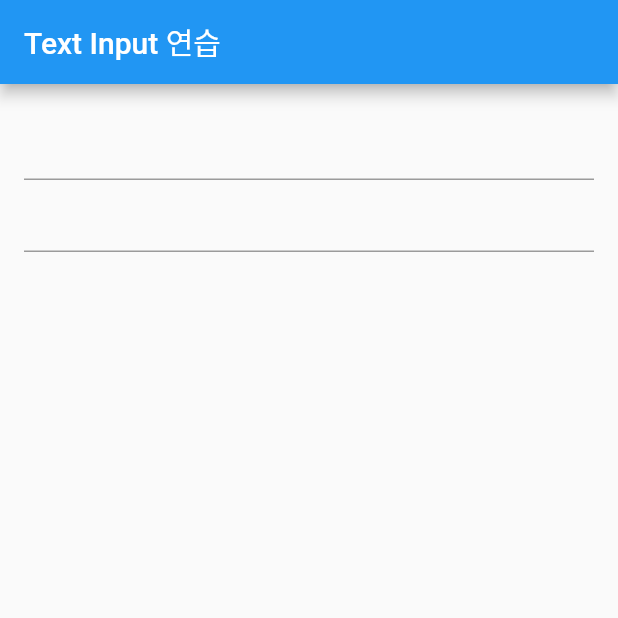
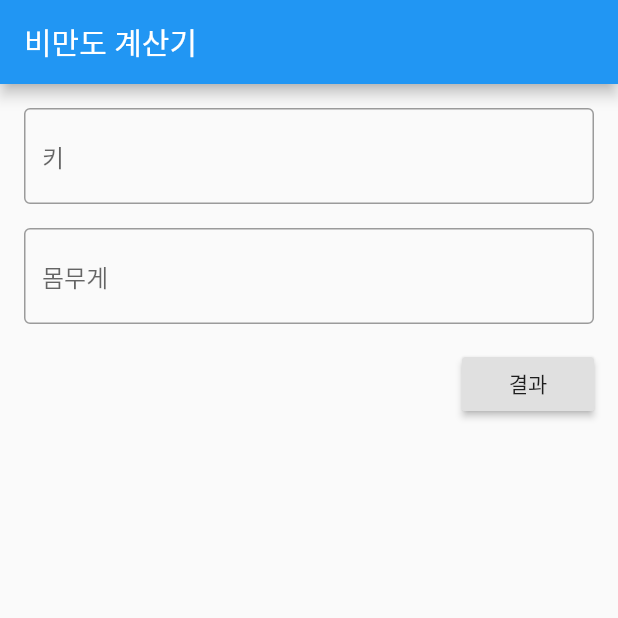
Before and after one commit to teddyhong182/superbox-example-flutter, a Flutter app: the screen it shows after launch, on a phone screen of 412 x 824 dp, the top half of it. Run offline on Flutter 3.47's test engine with Material 2 defaults, Android fonts, the phone set to English and light mode, and no system bars.

Commit message:
비만도 계산기 예제 - 입력 화면 작성

```diff
--- a/ex1/lib/main.dart
+++ b/ex1/lib/main.dart
@@ -10,69 +10,83 @@ class MyApp extends StatelessWidget {
   // This widget is the root of your application.
   @override
   Widget build(BuildContext context) {
-    return const MaterialApp(
-      title: 'Retrieve Text Input',
-      home: MyCustomForm(),
+    return MaterialApp(
+      title: '비만도 계산기',
+      theme: ThemeData(
+        primarySwatch: Colors.blue,
+      ),
+      home: BmiMain(),
     );
   }
 }
 
-class MyCustomForm extends StatefulWidget {
-  const MyCustomForm({Key? key}) : super(key: key);
+class BmiMain extends StatefulWidget {
+  const BmiMain({Key? key}) : super(key: key);
 
   @override
-  State<MyCustomForm> createState() => _MyCustomFormState();
+  State<BmiMain> createState() => _BmiMainState();
 }
 
-class _MyCustomFormState extends State<MyCustomForm> {
+class _BmiMainState extends State<BmiMain> {
   // TextField 의 현잿값을 얻는 데 필요
-  final myController = TextEditingController();
-
-
-  @override
-  void initState() {
-    super.initState();
-
-    // addListener로 상태를 모니터링할 수 있음.
-    myController.addListener(_printLatestValue);
-  }
-
-
-  @override
-  void dispose() {
-    // 화면이 종료될 때는 반드시 위젯 트리에서 컨트롤러를 해제해야 함
-    myController.dispose();
-    super.dispose();
-  }
-
-  _printLatestValue() {
-    // 컨트롤러의 text 프로퍼티로 연결된 TextField에 입력된 값을 얻음.
-    print("두번째 text field: ${myController.text}");
-  }
+  final _formKey = GlobalKey<FormState>(); // 폼의 상태를 얻기 위한 키
 
   @override
   Widget build(BuildContext context) {
     return Scaffold(
       appBar: AppBar(
-        title: Text('Text Input 연습'),
+        title: Text('비만도 계산기'),
       ),
-      body: Padding(
+      body: Container(
         padding: const EdgeInsets.all(16.0),
+        child: Form(
+          // 폼
+          key: _formKey, // 키 할당
           child: Column(
             children: <Widget>[
-            TextField(
-              onChanged: (text) { // 텍스트 변경 감지 이벤트
-                print('첫번째 text field: $text');
+              TextFormField(
+                decoration: InputDecoration(  // 외곽선이 있고 힌트로 '키'를 표시
+                  border: OutlineInputBorder(),
+                  hintText: '키',
+                ),
+                keyboardType: TextInputType.number, // 숫자만 입력할 수 있음
+              ),
+              SizedBox(
+                height: 16.0,
+              ),
+              TextFormField(
+                decoration: InputDecoration(  // 외곽선이 있고 힌트로 '몸무게'를 표시
+                  border: OutlineInputBorder(),
+                  hintText: '몸무게',
+                ),
+                keyboardType: TextInputType.number, // 숫자만 입력할 수 있음
+              ),
+              Container(
+                margin: const EdgeInsets.only(top: 16.0),
+                alignment: Alignment.centerRight,
+                child: RaisedButton(
+                  onPressed: () {
+                    // 폼에 입력된 값 검증
+                    if (_formKey.currentState!.validate()) {
+                      // 검증시 처리
+                    }
                   },
+                  child: Text('결과'),
                 ),
-            TextField(
-              controller: myController, // 컨트롤러를 지정
               )
             ],
-        )
+          ),
+        ),
       ),
     );
   }
+}
 
+class BmiResult extends StatelessWidget {
+  const BmiResult({Key? key}) : super(key: key);
 
+  @override
+  Widget build(BuildContext context) {
+    return Container();
   }
+}
```
Lines whose indentation alone changed are shown as unchanged.
